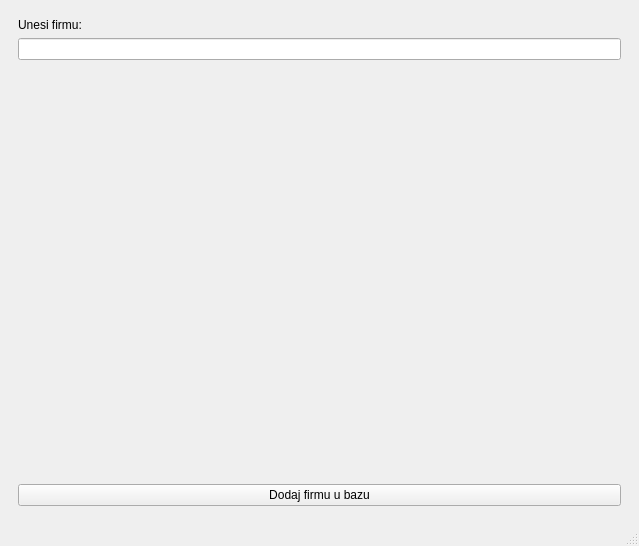
This is mainwindow.ui in mkovacev/MtexApp as Qt 5 draws it before an edit. The edited form follows.
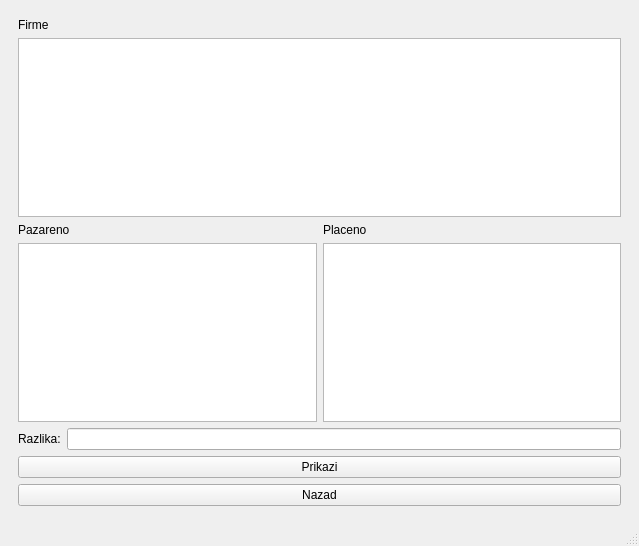
This is the edited form.

Commit message: Added overview functionality

```diff
--- a/mainwindow.ui
+++ b/mainwindow.ui
@@ -24,7 +24,7 @@
        </sizepolicy>
       </property>
       <property name="currentIndex">
-       <number>1</number>
+       <number>4</number>
       </property>
       <widget class="QWidget" name="page_1">
        <layout class="QVBoxLayout" name="verticalLayout">
@@ -151,6 +151,94 @@
           </property>
          </widget>
         </item>
+        <item>
+         <widget class="QPushButton" name="backButtonPage4">
+          <property name="text">
+           <string>Nazad</string>
+          </property>
+         </widget>
+        </item>
+       </layout>
+      </widget>
+      <widget class="QWidget" name="page_5">
+       <property name="layoutDirection">
+        <enum>Qt::LeftToRight</enum>
+       </property>
+       <layout class="QVBoxLayout" name="verticalLayout_5">
+        <item>
+         <layout class="QVBoxLayout" name="verticalLayout_8">
+          <item>
+           <widget class="QLabel" name="label_8">
+            <property name="text">
+             <string>Firme</string>
+            </property>
+           </widget>
+          </item>
+          <item>
+           <widget class="QListWidget" name="overviewListFirms"/>
+          </item>
+         </layout>
+        </item>
+        <item>
+         <layout class="QHBoxLayout" name="horizontalLayout">
+          <item>
+           <layout class="QVBoxLayout" name="verticalLayout_6">
+            <item>
+             <widget class="QLabel" name="label_6">
+              <property name="text">
+               <string>Pazareno</string>
+              </property>
+             </widget>
+            </item>
+            <item>
+             <widget class="QListWidget" name="overviewListIncome"/>
+            </item>
+           </layout>
+          </item>
+          <item>
+           <layout class="QVBoxLayout" name="verticalLayout_7">
+            <item>
+             <widget class="QLabel" name="label_7">
+              <property name="text">
+               <string>Placeno</string>
+              </property>
+             </widget>
+            </item>
+            <item>
+             <widget class="QListWidget" name="overviewListPayed"/>
+            </item>
+           </layout>
+          </item>
+         </layout>
+        </item>
+        <item>
+         <layout class="QHBoxLayout" name="horizontalLayout_2">
+          <item>
+           <widget class="QLabel" name="label_9">
+            <property name="text">
+             <string>Razlika:</string>
+            </property>
+           </widget>
+          </item>
+          <item>
+           <widget class="QLineEdit" name="diffLineEdit"/>
+          </item>
+         </layout>
+        </item>
+        <item>
+         <widget class="QPushButton" name="showFirmOverviewButton">
+          <property name="text">
+           <string>Prikazi</string>
+          </property>
+         </widget>
+        </item>
+        <item>
+         <widget class="QPushButton" name="backButtonPage5">
+          <property name="text">
+           <string>Nazad</string>
+          </property>
+         </widget>
+        </item>
        </layout>
       </widget>
      </widget>
```
Left out of the diff: 23 changed lines with no effect on the pictures. The commit also changes 7 other files.
